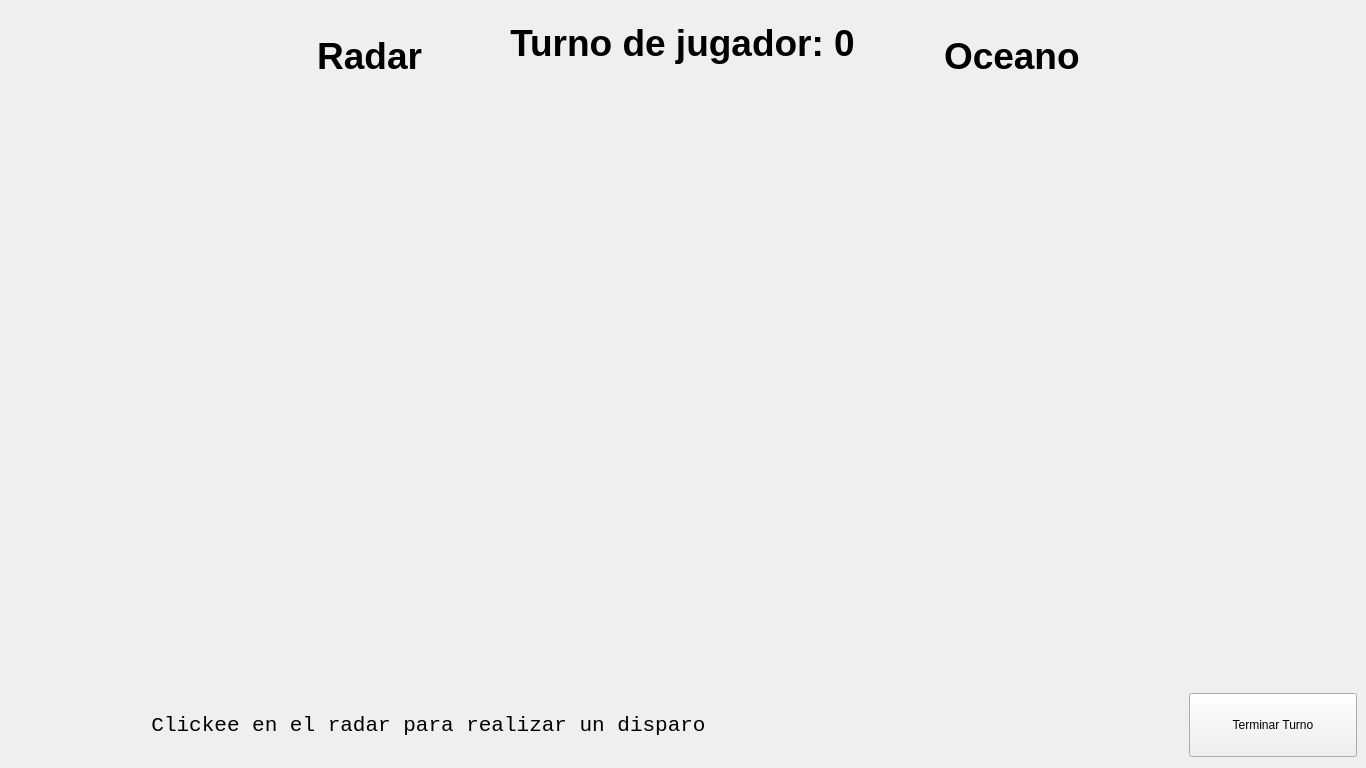
Above: batalla_naval_poo/mainwindow.ui from Fede-T/TP3_POO before the change. Below: the same form after it.
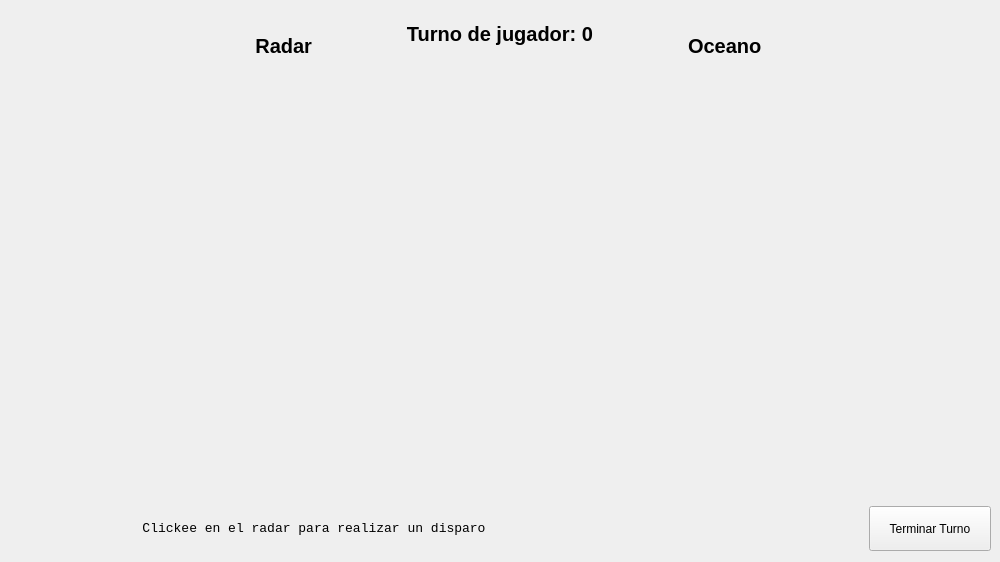
That is the form after the change. Icons and pictures are not drawn.

```diff
--- a/batalla_naval_poo/mainwindow.ui
+++ b/batalla_naval_poo/mainwindow.ui
@@ -6,8 +6,8 @@
    <rect>
     <x>0</x>
     <y>0</y>
-    <width>1366</width>
-    <height>768</height>
+    <width>1000</width>
+    <height>562</height>
    </rect>
   </property>
   <property name="windowTitle">
@@ -42,7 +42,7 @@
         <property name="font">
          <font>
           <family>Arial</family>
-          <pointsize>28</pointsize>
+          <pointsize>15</pointsize>
           <bold>true</bold>
          </font>
         </property>
@@ -75,7 +75,7 @@
         <property name="font">
          <font>
           <family>Arial</family>
-          <pointsize>28</pointsize>
+          <pointsize>15</pointsize>
           <bold>true</bold>
          </font>
         </property>
@@ -108,7 +108,7 @@
         <property name="font">
          <font>
           <family>Arial</family>
-          <pointsize>28</pointsize>
+          <pointsize>15</pointsize>
           <bold>true</bold>
          </font>
         </property>
@@ -216,7 +216,7 @@
         <property name="font">
          <font>
           <family>Consolas</family>
-          <pointsize>16</pointsize>
+          <pointsize>10</pointsize>
          </font>
         </property>
         <property name="text">
```
Left out of the diff: 9 changed lines with no effect on the pictures.
